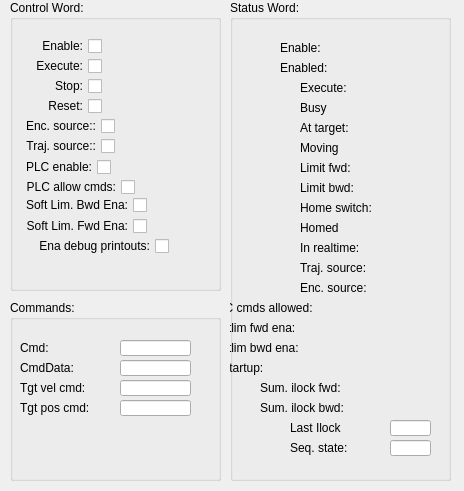
Old version of the form qt/ecmcAxisCntrlStatWd_v1.ui in the repository paulscherrerinstitute/ecmccfg.
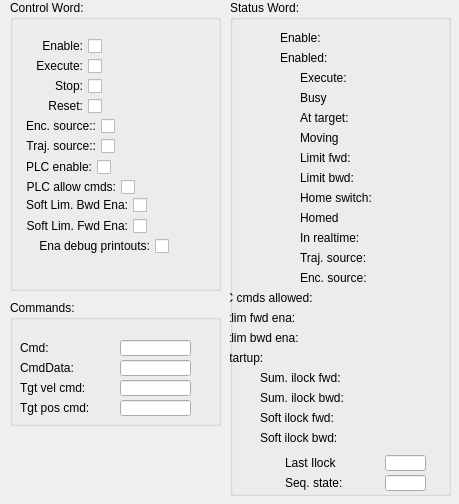
New version of the form. Custom widgets are drawn as their Qt base class.

Diff of the .ui file:
```diff
--- a/qt/ecmcAxisCntrlStatWd_v1.ui
+++ b/qt/ecmcAxisCntrlStatWd_v1.ui
@@ -6,8 +6,8 @@
    <rect>
     <x>0</x>
     <y>0</y>
-    <width>464</width>
-    <height>491</height>
+    <width>459</width>
+    <height>504</height>
    </rect>
   </property>
   <property name="windowTitle">
@@ -19,7 +19,7 @@
      <x>230</x>
      <y>0</y>
      <width>221</width>
-     <height>481</height>
+     <height>496</height>
     </rect>
    </property>
    <property name="title">
@@ -29,7 +29,7 @@
     <property name="geometry">
      <rect>
       <x>150</x>
-      <y>340</y>
+      <y>330</y>
       <width>31</width>
       <height>16</height>
      </rect>
@@ -68,7 +68,7 @@
     <property name="geometry">
      <rect>
       <x>150</x>
-      <y>40</y>
+      <y>30</y>
       <width>31</width>
       <height>16</height>
      </rect>
@@ -107,7 +107,7 @@
     <property name="geometry">
      <rect>
       <x>70</x>
-      <y>220</y>
+      <y>210</y>
       <width>71</width>
       <height>16</height>
      </rect>
@@ -126,7 +126,7 @@
     <property name="geometry">
      <rect>
       <x>70</x>
-      <y>240</y>
+      <y>230</y>
       <width>71</width>
       <height>16</height>
      </rect>
@@ -145,7 +145,7 @@
     <property name="geometry">
      <rect>
       <x>70</x>
-      <y>120</y>
+      <y>110</y>
       <width>71</width>
       <height>16</height>
      </rect>
@@ -164,7 +164,7 @@
     <property name="geometry">
      <rect>
       <x>70</x>
-      <y>140</y>
+      <y>130</y>
       <width>71</width>
       <height>16</height>
      </rect>
@@ -183,7 +183,7 @@
     <property name="geometry">
      <rect>
       <x>70</x>
-      <y>260</y>
+      <y>250</y>
       <width>71</width>
       <height>16</height>
      </rect>
@@ -202,7 +202,7 @@
     <property name="geometry">
      <rect>
       <x>150</x>
-      <y>260</y>
+      <y>250</y>
       <width>31</width>
       <height>16</height>
      </rect>
@@ -241,7 +241,7 @@
     <property name="geometry">
      <rect>
       <x>-20</x>
-      <y>320</y>
+      <y>310</y>
       <width>161</width>
       <height>16</height>
      </rect>
@@ -260,7 +260,7 @@
     <property name="geometry">
      <rect>
       <x>150</x>
-      <y>100</y>
+      <y>90</y>
       <width>31</width>
       <height>16</height>
      </rect>
@@ -299,7 +299,7 @@
     <property name="geometry">
      <rect>
       <x>150</x>
-      <y>140</y>
+      <y>130</y>
       <width>31</width>
       <height>16</height>
      </rect>
@@ -338,7 +338,7 @@
     <property name="geometry">
      <rect>
       <x>50</x>
-      <y>60</y>
+      <y>50</y>
       <width>91</width>
       <height>16</height>
      </rect>
@@ -357,7 +357,7 @@
     <property name="geometry">
      <rect>
       <x>-20</x>
-      <y>300</y>
+      <y>290</y>
       <width>161</width>
       <height>16</height>
      </rect>
@@ -376,7 +376,7 @@
     <property name="geometry">
      <rect>
       <x>70</x>
-      <y>200</y>
+      <y>190</y>
       <width>71</width>
       <height>16</height>
      </rect>
@@ -395,7 +395,7 @@
     <property name="geometry">
      <rect>
       <x>150</x>
-      <y>160</y>
+      <y>150</y>
       <width>31</width>
       <height>16</height>
      </rect>
@@ -434,7 +434,7 @@
     <property name="geometry">
      <rect>
       <x>150</x>
-      <y>300</y>
+      <y>290</y>
       <width>31</width>
       <height>16</height>
      </rect>
@@ -473,7 +473,7 @@
     <property name="geometry">
      <rect>
       <x>150</x>
-      <y>240</y>
+      <y>230</y>
       <width>31</width>
       <height>16</height>
      </rect>
@@ -512,7 +512,7 @@
     <property name="geometry">
      <rect>
       <x>70</x>
-      <y>80</y>
+      <y>70</y>
       <width>71</width>
       <height>16</height>
      </rect>
@@ -531,7 +531,7 @@
     <property name="geometry">
      <rect>
       <x>150</x>
-      <y>60</y>
+      <y>50</y>
       <width>31</width>
       <height>16</height>
      </rect>
@@ -570,7 +570,7 @@
     <property name="geometry">
      <rect>
       <x>70</x>
-      <y>180</y>
+      <y>170</y>
       <width>71</width>
       <height>16</height>
      </rect>
@@ -589,7 +589,7 @@
     <property name="geometry">
      <rect>
       <x>150</x>
-      <y>120</y>
+      <y>110</y>
       <width>31</width>
       <height>16</height>
      </rect>
@@ -628,9 +628,9 @@
     <property name="geometry">
      <rect>
       <x>180</x>
-      <y>40</y>
+      <y>25</y>
       <width>20</width>
-      <height>371</height>
+      <height>426</height>
      </rect>
     </property>
     <property name="channel" stdset="0">
@@ -644,7 +644,7 @@
     <property name="geometry">
      <rect>
       <x>150</x>
-      <y>320</y>
+      <y>310</y>
       <width>31</width>
       <height>16</height>
      </rect>
@@ -683,7 +683,7 @@
     <property name="geometry">
      <rect>
       <x>150</x>
-      <y>200</y>
+      <y>190</y>
       <width>31</width>
       <height>16</height>
      </rect>
@@ -722,7 +722,7 @@
     <property name="geometry">
      <rect>
       <x>150</x>
-      <y>180</y>
+      <y>170</y>
       <width>31</width>
       <height>16</height>
      </rect>
@@ -761,7 +761,7 @@
     <property name="geometry">
      <rect>
       <x>50</x>
-      <y>40</y>
+      <y>30</y>
       <width>91</width>
       <height>16</height>
      </rect>
@@ -780,7 +780,7 @@
     <property name="geometry">
      <rect>
       <x>70</x>
-      <y>100</y>
+      <y>90</y>
       <width>71</width>
       <height>16</height>
      </rect>
@@ -799,7 +799,7 @@
     <property name="geometry">
      <rect>
       <x>150</x>
-      <y>220</y>
+      <y>210</y>
       <width>31</width>
       <height>16</height>
      </rect>
@@ -838,7 +838,7 @@
     <property name="geometry">
      <rect>
       <x>70</x>
-      <y>280</y>
+      <y>270</y>
       <width>71</width>
       <height>16</height>
      </rect>
@@ -857,7 +857,7 @@
     <property name="geometry">
      <rect>
       <x>-20</x>
-      <y>340</y>
+      <y>330</y>
       <width>161</width>
       <height>16</height>
      </rect>
@@ -876,7 +876,7 @@
     <property name="geometry">
      <rect>
       <x>150</x>
-      <y>280</y>
+      <y>270</y>
       <width>31</width>
       <height>16</height>
      </rect>
@@ -915,7 +915,7 @@
     <property name="geometry">
      <rect>
       <x>70</x>
-      <y>160</y>
+      <y>150</y>
       <width>71</width>
       <height>16</height>
      </rect>
@@ -934,7 +934,7 @@
     <property name="geometry">
      <rect>
       <x>150</x>
-      <y>80</y>
+      <y>70</y>
       <width>31</width>
       <height>16</height>
      </rect>
@@ -972,8 +972,8 @@
    <widget class="caLabel" name="calabel_64">
     <property name="geometry">
      <rect>
-      <x>60</x>
-      <y>420</y>
+      <x>55</x>
+      <y>455</y>
       <width>80</width>
       <height>16</height>
      </rect>
@@ -991,8 +991,8 @@
    <widget class="caLineEdit" name="calineedit_37">
     <property name="geometry">
      <rect>
-      <x>160</x>
-      <y>420</y>
+      <x>155</x>
+      <y>455</y>
       <width>41</width>
       <height>16</height>
      </rect>
@@ -1029,8 +1029,8 @@
    <widget class="caLabel" name="calabel_65">
     <property name="geometry">
      <rect>
-      <x>60</x>
-      <y>440</y>
+      <x>55</x>
+      <y>475</y>
       <width>80</width>
       <height>16</height>
      </rect>
@@ -1048,8 +1048,8 @@
    <widget class="caLineEdit" name="calineedit_38">
     <property name="geometry">
      <rect>
-      <x>160</x>
-      <y>440</y>
+      <x>155</x>
+      <y>475</y>
       <width>41</width>
       <height>16</height>
      </rect>
@@ -1087,7 +1087,7 @@
     <property name="geometry">
      <rect>
       <x>150</x>
-      <y>360</y>
+      <y>350</y>
       <width>31</width>
       <height>16</height>
      </rect>
@@ -1126,7 +1126,7 @@
     <property name="geometry">
      <rect>
       <x>-20</x>
-      <y>360</y>
+      <y>350</y>
       <width>161</width>
       <height>16</height>
      </rect>
@@ -1145,7 +1145,7 @@
     <property name="geometry">
      <rect>
       <x>150</x>
-      <y>380</y>
+      <y>370</y>
       <width>31</width>
       <height>16</height>
      </rect>
@@ -1184,7 +1184,7 @@
     <property name="geometry">
      <rect>
       <x>30</x>
-      <y>380</y>
+      <y>370</y>
       <width>111</width>
       <height>16</height>
      </rect>
@@ -1203,7 +1203,7 @@
     <property name="geometry">
      <rect>
       <x>30</x>
-      <y>400</y>
+      <y>390</y>
       <width>111</width>
       <height>16</height>
      </rect>
@@ -1222,7 +1222,7 @@
     <property name="geometry">
      <rect>
       <x>150</x>
-      <y>400</y>
+      <y>390</y>
       <width>31</width>
       <height>16</height>
      </rect>
@@ -1257,6 +1257,122 @@
      </color>
     </property>
    </widget>
+   <widget class="caLed" name="caled_89">
+    <property name="geometry">
+     <rect>
+      <x>150</x>
+      <y>410</y>
+      <width>31</width>
+      <height>16</height>
+     </rect>
+    </property>
+    <property name="rectangular">
+     <bool>true</bool>
+    </property>
+    <property name="gradientEnabled">
+     <bool>false</bool>
+    </property>
+    <property name="ledWidth">
+     <number>12</number>
+    </property>
+    <property name="ledHeight">
+     <number>12</number>
+    </property>
+    <property name="channel" stdset="0">
+     <string notr="true">$(SYS):$(Axis)-SftLimFwdIlock</string>
+    </property>
+    <property name="falseColor">
+     <color>
+      <red>0</red>
+      <green>85</green>
+      <blue>0</blue>
+     </color>
+    </property>
+    <property name="trueColor">
+     <color>
+      <red>255</red>
+      <green>0</green>
+      <blue>0</blue>
+     </color>
+    </property>
+   </widget>
+   <widget class="caLed" name="caled_90">
+    <property name="geometry">
+     <rect>
+      <x>150</x>
+      <y>430</y>
+      <width>31</width>
+      <height>16</height>
+     </rect>
+    </property>
+    <property name="rectangular">
+     <bool>true</bool>
+    </property>
+    <property name="gradientEnabled">
+     <bool>false</bool>
+    </property>
+    <property name="ledWidth">
+     <number>12</number>
+    </property>
+    <property name="ledHeight">
+     <number>12</number>
+    </property>
+    <property name="channel" stdset="0">
+     <string notr="true">$(SYS):$(Axis)-SftLimBwdIlock</string>
+    </property>
+    <property name="falseColor">
+     <color>
+      <red>0</red>
+      <green>85</green>
+      <blue>0</blue>
+     </color>
+    </property>
+    <property name="trueColor">
+     <color>
+      <red>255</red>
+      <green>0</green>
+      <blue>0</blue>
+     </color>
+    </property>
+   </widget>
+   <widget class="caLabel" name="calabel_93">
+    <property name="geometry">
+     <rect>
+      <x>30</x>
+      <y>410</y>
+      <width>111</width>
+      <height>16</height>
+     </rect>
+    </property>
+    <property name="maximumSize">
+     <size>
+      <width>16777215</width>
+      <height>16</height>
+     </size>
+    </property>
+    <property name="text">
+     <string>Soft ilock fwd:</string>
+    </property>
+   </widget>
+   <widget class="caLabel" name="calabel_94">
+    <property name="geometry">
+     <rect>
+      <x>30</x>
+      <y>430</y>
+      <width>111</width>
+      <height>16</height>
+     </rect>
+    </property>
+    <property name="maximumSize">
+     <size>
+      <width>16777215</width>
+      <height>16</height>
+     </size>
+    </property>
+    <property name="text">
+     <string>Soft ilock bwd:</string>
+    </property>
+   </widget>
   </widget>
   <widget class="QGroupBox" name="groupBox_2">
    <property name="geometry">
@@ -1694,7 +1810,7 @@
     <property name="geometry">
      <rect>
       <x>180</x>
-      <y>30</y>
+      <y>35</y>
       <width>20</width>
       <height>221</height>
      </rect>
@@ -1993,7 +2109,7 @@
      <x>10</x>
      <y>300</y>
      <width>211</width>
-     <height>181</height>
+     <height>126</height>
     </rect>
    </property>
    <property name="title">
```
Left out of the diff: 2 changed lines with no effect on the pictures.
